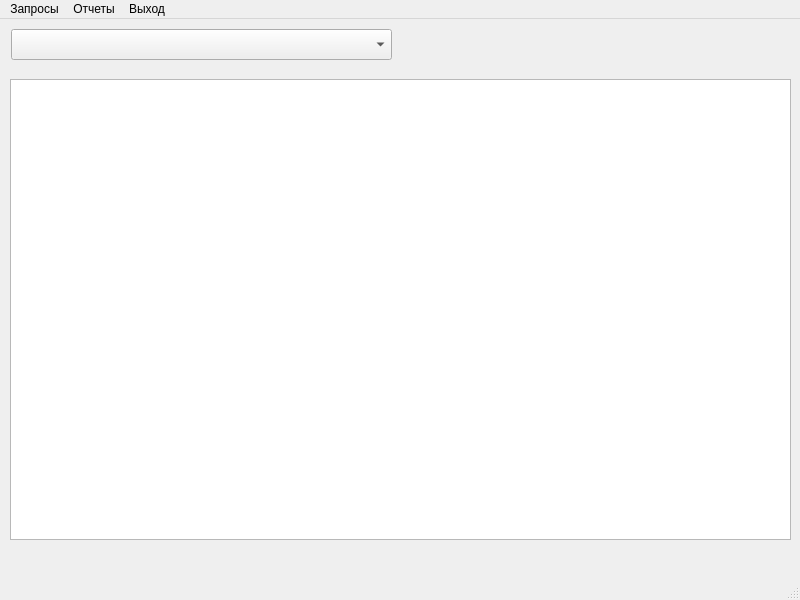
The window that ui/gui.ui (VictoriiaMurakhovskaya/coal) describes before a commit, drawn with Qt 5.
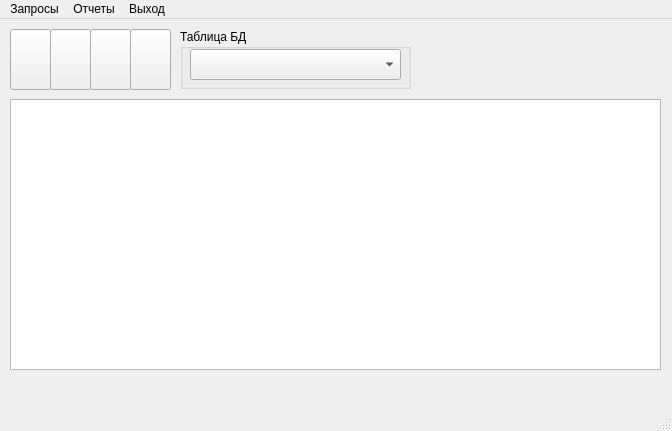
The same window after the commit. Icons and pictures are not drawn.

Diff of the .ui file:
```diff
--- a/ui/gui.ui
+++ b/ui/gui.ui
@@ -6,32 +6,146 @@
    <rect>
     <x>0</x>
     <y>0</y>
-    <width>800</width>
-    <height>600</height>
+    <width>672</width>
+    <height>431</height>
    </rect>
   </property>
   <property name="windowTitle">
    <string>MainWindow</string>
   </property>
+  <property name="iconSize">
+   <size>
+    <width>200</width>
+    <height>200</height>
+   </size>
+  </property>
   <widget class="QWidget" name="centralwidget">
    <widget class="QTableView" name="tableView">
     <property name="geometry">
      <rect>
       <x>10</x>
-      <y>60</y>
-      <width>781</width>
-      <height>461</height>
+      <y>80</y>
+      <width>651</width>
+      <height>271</height>
      </rect>
     </property>
    </widget>
-   <widget class="QComboBox" name="comboBox">
+   <widget class="QGroupBox" name="groupBox">
     <property name="geometry">
      <rect>
-      <x>11</x>
+      <x>180</x>
       <y>10</y>
-      <width>381</width>
-      <height>31</height>
+      <width>231</width>
+      <height>60</height>
      </rect>
+    </property>
+    <property name="title">
+     <string>Таблица БД</string>
+    </property>
+    <widget class="QComboBox" name="comboBox">
+     <property name="geometry">
+      <rect>
+       <x>10</x>
+       <y>20</y>
+       <width>211</width>
+       <height>31</height>
+      </rect>
+     </property>
+    </widget>
+   </widget>
+   <widget class="QToolButton" name="createButton">
+    <property name="geometry">
+     <rect>
+      <x>10</x>
+      <y>10</y>
+      <width>41</width>
+      <height>61</height>
+     </rect>
+    </property>
+    <property name="layoutDirection">
+     <enum>Qt::LeftToRight</enum>
+    </property>
+    <property name="text">
+     <string/>
+    </property>
+    <property name="icon">
+     <iconset>
+      <normaloff>../../../Users/dmura/OneDrive/Рабочий стол/CRUD_icons/create.png</normaloff>../../../Users/dmura/OneDrive/Рабочий стол/CRUD_icons/create.png</iconset>
+    </property>
+    <property name="iconSize">
+     <size>
+      <width>34</width>
+      <height>50</height>
+     </size>
+    </property>
+   </widget>
+   <widget class="QToolButton" name="readButton">
+    <property name="geometry">
+     <rect>
+      <x>50</x>
+      <y>10</y>
+      <width>41</width>
+      <height>61</height>
+     </rect>
+    </property>
+    <property name="text">
+     <string/>
+    </property>
+    <property name="icon">
+     <iconset>
+      <normaloff>../../../Users/dmura/OneDrive/Рабочий стол/CRUD_icons/read.png</normaloff>../../../Users/dmura/OneDrive/Рабочий стол/CRUD_icons/read.png</iconset>
+    </property>
+    <property name="iconSize">
+     <size>
+      <width>34</width>
+      <height>50</height>
+     </size>
+    </property>
+   </widget>
+   <widget class="QToolButton" name="deleteButton">
+    <property name="geometry">
+     <rect>
+      <x>130</x>
+      <y>10</y>
+      <width>41</width>
+      <height>61</height>
+     </rect>
+    </property>
+    <property name="text">
+     <string/>
+    </property>
+    <property name="icon">
+     <iconset>
+      <normaloff>../../../Users/dmura/OneDrive/Рабочий стол/CRUD_icons/delete.png</normaloff>../../../Users/dmura/OneDrive/Рабочий стол/CRUD_icons/delete.png</iconset>
+    </property>
+    <property name="iconSize">
+     <size>
+      <width>34</width>
+      <height>50</height>
+     </size>
+    </property>
+   </widget>
+   <widget class="QToolButton" name="updateButton">
+    <property name="geometry">
+     <rect>
+      <x>90</x>
+      <y>10</y>
+      <width>41</width>
+      <height>61</height>
+     </rect>
+    </property>
+    <property name="text">
+     <string/>
+    </property>
+    <property name="icon">
+     <iconset>
+      <normaloff>../../../Users/dmura/OneDrive/Рабочий стол/CRUD_icons/update.png</normaloff>../../../Users/dmura/OneDrive/Рабочий стол/CRUD_icons/update.png</iconset>
+    </property>
+    <property name="iconSize">
+     <size>
+      <width>34</width>
+      <height>50</height>
+     </size>
     </property>
    </widget>
   </widget>
@@ -40,7 +154,7 @@
     <rect>
      <x>0</x>
      <y>0</y>
-     <width>800</width>
+     <width>672</width>
      <height>31</height>
     </rect>
    </property>
```
Left out of the diff: 4 changed lines with no effect on the pictures.
